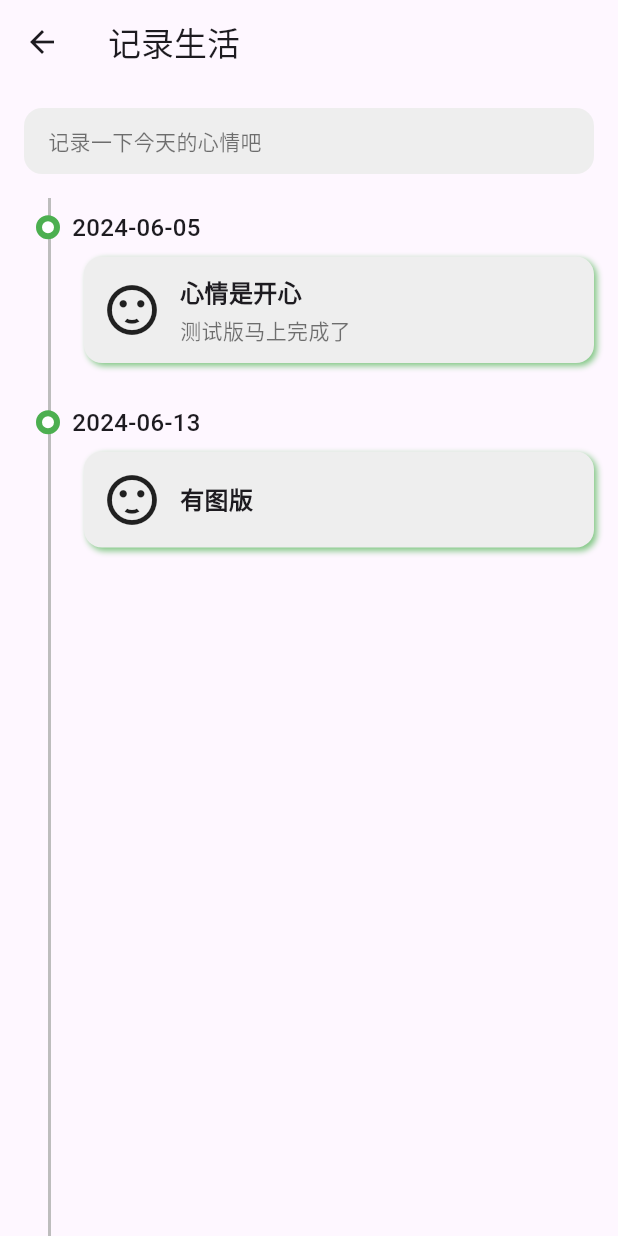
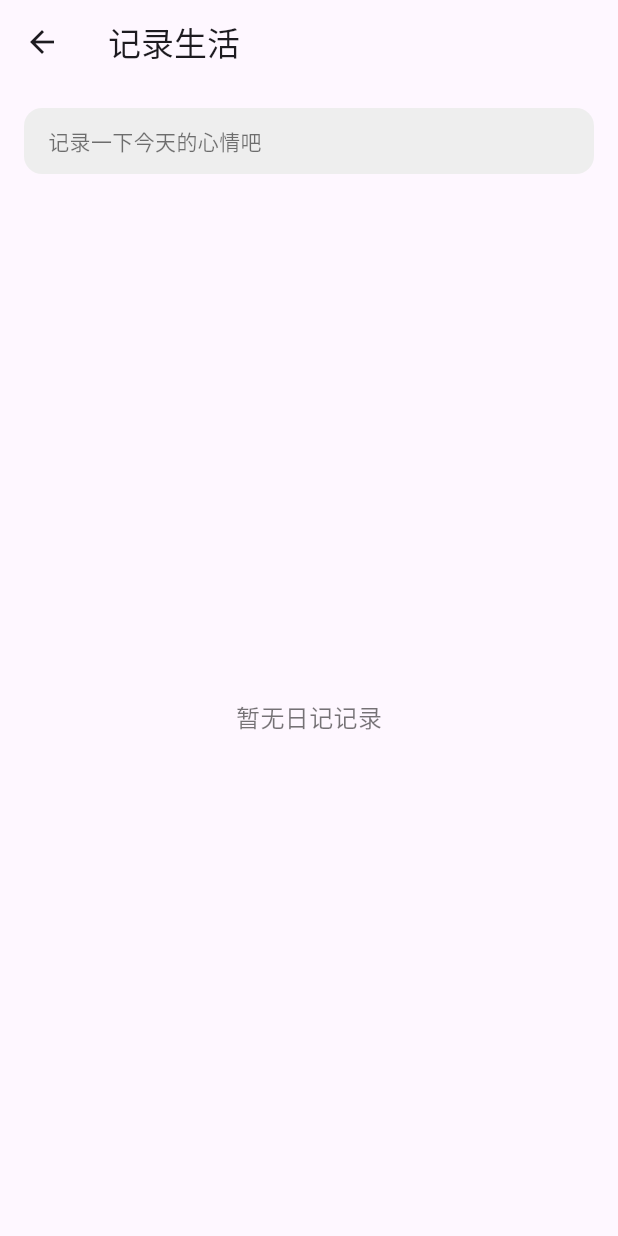
Before and after one commit to ContentMy/runfastxm_flutter, a Flutter app: the DiaryPage screen opened directly, on a phone screen of 412 x 824 dp. Run offline on Flutter 3.47's test engine with Material 3 defaults, Android fonts, the phone set to English and light mode, and no system bars; our stand-ins replace flutter_local_notifications, flutter_slidable, hive, hive_flutter, permission_handler, timezone; accounts and stored records are empty.

Commit message:
需求：调整代码，联动日记模块的ui与数据

```diff
--- a/lib/main.dart
+++ b/lib/main.dart
@@ -25,7 +25,7 @@ void main() async{
   Hive.registerAdapter(GoalAdapter());
   await Hive.openBox<Goal>('goals');
   Hive.registerAdapter(DiaryAdapter());
-  await Hive.openBox<Diary>('diary');
+  await Hive.openBox<Diary>('diaries');
 
   await NotificationService.init(); // 初始化通知插件
 
@@ -35,7 +35,8 @@ void main() async{
         ChangeNotifierProvider(create: (_) => ReminderViewModel(ReminderRepository())),
         ChangeNotifierProvider(create: (_) => GoalViewModel(GoalRepository())),
         ChangeNotifierProvider(
-          create: (_) => DiaryViewModel(DiaryRepository()),
+          create: (_) => DiaryViewModel(DiaryRepository()),///这种写法直接在viewmodel中的构造方法里处理调用
+          // create: (_) => DiaryViewModel(DiaryRepository())..loadDiaries(),///这种写法适合有单元测试避免自动加载或者手动可控延迟加载的场景
         ),
       ],
       child: const RunFastApp(),
--- a/lib/presentation/view_models/diary_view_model.dart
+++ b/lib/presentation/view_models/diary_view_model.dart
@@ -10,7 +10,9 @@ class DiaryViewModel extends ChangeNotifier {
 
   List<Diary> get diaries => _diaries;
 
-  DiaryViewModel(this._repository);
+  DiaryViewModel(this._repository){
+    loadDiaries();
+  }
 
   /// 加载所有日记
   void loadDiaries() {
--- a/lib/presentation/views/diary/diary_page.dart
+++ b/lib/presentation/views/diary/diary_page.dart
@@ -1,59 +1,35 @@
 import 'package:flutter/material.dart';
 import 'package:intl/intl.dart';
-import 'package:runfastxm_flutter/presentation/views/diary/diary_create_page.dart';
-
-class DiaryEntry {
-  final String id;
-  final DateTime date;
-  final String title;
-  final String content;
-  final String? imageUrl;
-
-  DiaryEntry({
-    required this.id,
-    required this.date,
-    required this.title,
-    required this.content,
-    this.imageUrl,
-  });
-}
+import 'package:provider/provider.dart';
+import '../../../domain/models/diary.dart';
+import '../../view_models/diary_view_model.dart';
+import 'diary_create_page.dart';
 
 class DiaryPage extends StatelessWidget {
   const DiaryPage({super.key});
 
   @override
   Widget build(BuildContext context) {
-    final List<DiaryEntry> entries = [
-      DiaryEntry(
-        id: '1',
-        date: DateTime(2024, 6, 5),
-        title: '心情是开心',
-        content: '测试版马上完成了',
-      ),
-      DiaryEntry(
-        id: '2',
-        date: DateTime(2024, 6, 13),
-        title: '有图版',
-        content: '',
-      ),
-    ];
-
-    Map<String, List<DiaryEntry>> groupedEntries = {};
-    for (var entry in entries) {
-      String key = DateFormat('yyyy-MM-dd').format(entry.date);
-      groupedEntries.putIfAbsent(key, () => []).add(entry);
-    }
-
     return Scaffold(
       appBar: AppBar(
         title: const Text('记录生活'),
       ),
-      body: Column(
+      body: Consumer<DiaryViewModel>(
+        builder: (context, viewModel, child) {
+          final entries = viewModel.diaries;
+
+          // 分组
+          Map<String, List<Diary>> groupedEntries = {};
+          for (var entry in entries) {
+            String key = DateFormat('yyyy-MM-dd').format(entry.createDate);
+            groupedEntries.putIfAbsent(key, () => []).add(entry);
+          }
+
+          return Column(
             children: [
               GestureDetector(
-            onTap: () {
-              // TODO: 跳转到新建记录页面
-              Navigator.push(
+                onTap: () async {
+                  await Navigator.push(
                     context,
                     MaterialPageRoute(builder: (_) => const DiaryCreatePage()),
                   );
@@ -75,7 +51,14 @@ class DiaryPage extends StatelessWidget {
                 ),
               ),
               Expanded(
-            child: Stack(
+                child: entries.isEmpty
+                    ? const Center(
+                  child: Text(
+                    '暂无日记记录',
+                    style: TextStyle(fontSize: 16, color: Colors.black54),
+                  ),
+                )
+                    : Stack(
                   children: [
                     Positioned(
                       left: 32,
@@ -90,14 +73,17 @@ class DiaryPage extends StatelessWidget {
                       padding: const EdgeInsets.symmetric(vertical: 8),
                       itemCount: groupedEntries.length,
                       itemBuilder: (context, index) {
-                    String dateKey = groupedEntries.keys.elementAt(index);
-                    List<DiaryEntry> dayEntries = groupedEntries[dateKey]!;
+                        String dateKey =
+                        groupedEntries.keys.elementAt(index);
+                        List<Diary> dayEntries =
+                        groupedEntries[dateKey]!;
 
                         return Column(
                           crossAxisAlignment: CrossAxisAlignment.start,
                           children: [
                             Row(
-                          crossAxisAlignment: CrossAxisAlignment.center,
+                              crossAxisAlignment:
+                              CrossAxisAlignment.center,
                               children: [
                                 const SizedBox(width: 24),
                                 Container(
@@ -106,18 +92,24 @@ class DiaryPage extends StatelessWidget {
                                   decoration: BoxDecoration(
                                     shape: BoxShape.circle,
                                     color: Colors.white,
-                                border: Border.all(color: Colors.green, width: 4),
+                                    border: Border.all(
+                                        color: Colors.green, width: 4),
                                   ),
                                 ),
                                 const SizedBox(width: 8),
                                 Text(
                                   dateKey,
-                              style: const TextStyle(fontSize: 16, fontWeight: FontWeight.w500),
+                                  style: const TextStyle(
+                                    fontSize: 16,
+                                    fontWeight: FontWeight.w500,
+                                  ),
                                 ),
                               ],
                             ),
                             const SizedBox(height: 8),
-                        ...dayEntries.map((entry) => _DiaryItem(entry: entry)).toList(),
+                            ...dayEntries
+                                .map((entry) =>
+                                _DiaryItem(entry: entry)),
                             const SizedBox(height: 16),
                           ],
                         );
@@ -127,13 +119,15 @@ class DiaryPage extends StatelessWidget {
                 ),
               ),
             ],
+          );
+        },
       ),
     );
   }
 }
 
 class _DiaryItem extends StatelessWidget {
-  final DiaryEntry entry;
+  final Diary entry;
   const _DiaryItem({required this.entry});
 
   @override
@@ -160,21 +154,31 @@ class _DiaryItem extends StatelessWidget {
             child: Column(
               crossAxisAlignment: CrossAxisAlignment.start,
               children: [
-                Text(entry.title,
-                    style: const TextStyle(fontSize: 16, fontWeight: FontWeight.bold)),
+                Text(
+                  entry.title,
+                  style: const TextStyle(
+                    fontSize: 16,
+                    fontWeight: FontWeight.bold,
+                  ),
+                ),
                 if (entry.content.isNotEmpty)
                   Padding(
                     padding: const EdgeInsets.only(top: 4),
-                    child: Text(entry.content,
-                        style: const TextStyle(color: Colors.black54, fontSize: 14)),
+                    child: Text(
+                      entry.content,
+                      style: const TextStyle(
+                        color: Colors.black54,
+                        fontSize: 14,
                       ),
-                if (entry.imageUrl != null)
+                    ),
+                  ),
+                if (entry.icon != null)
                   Padding(
                     padding: const EdgeInsets.only(top: 8),
                     child: ClipRRect(
                       borderRadius: BorderRadius.circular(8),
                       child: Image.network(
-                        entry.imageUrl!,
+                        entry.icon!,
                         width: 60,
                         height: 60,
                         fit: BoxFit.cover,
```
Also changed, not shown: lib/presentation/views/diary/diary_create_page.dart (+51 -25 lines). Lines whose indentation alone changed are shown as unchanged.
